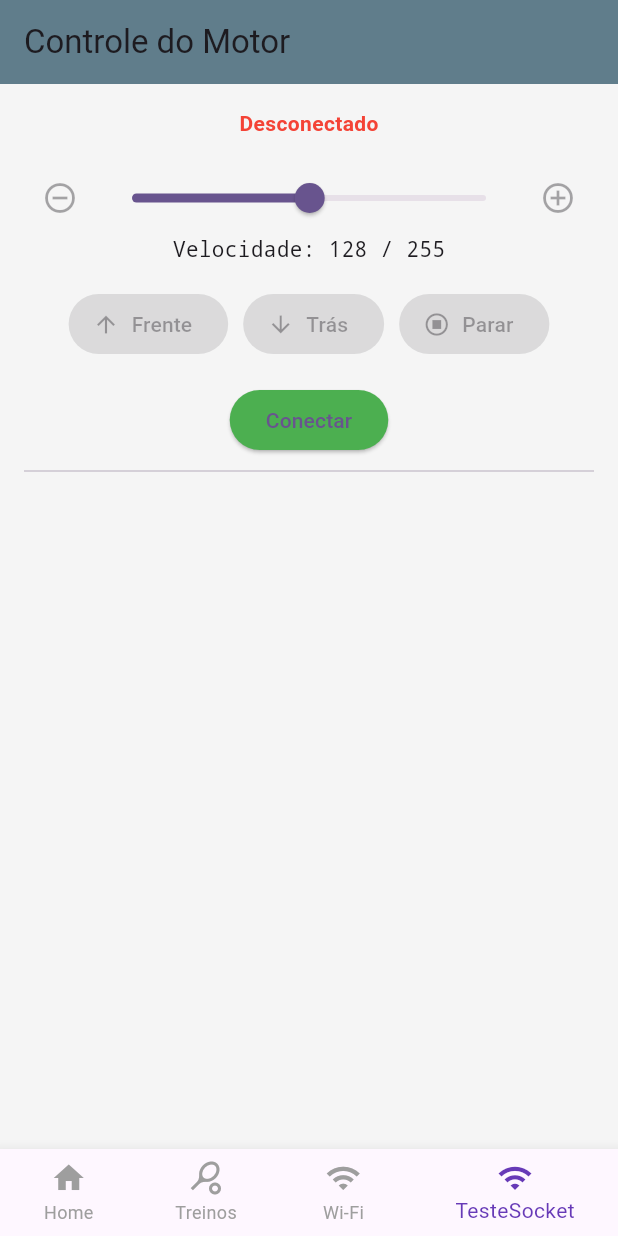
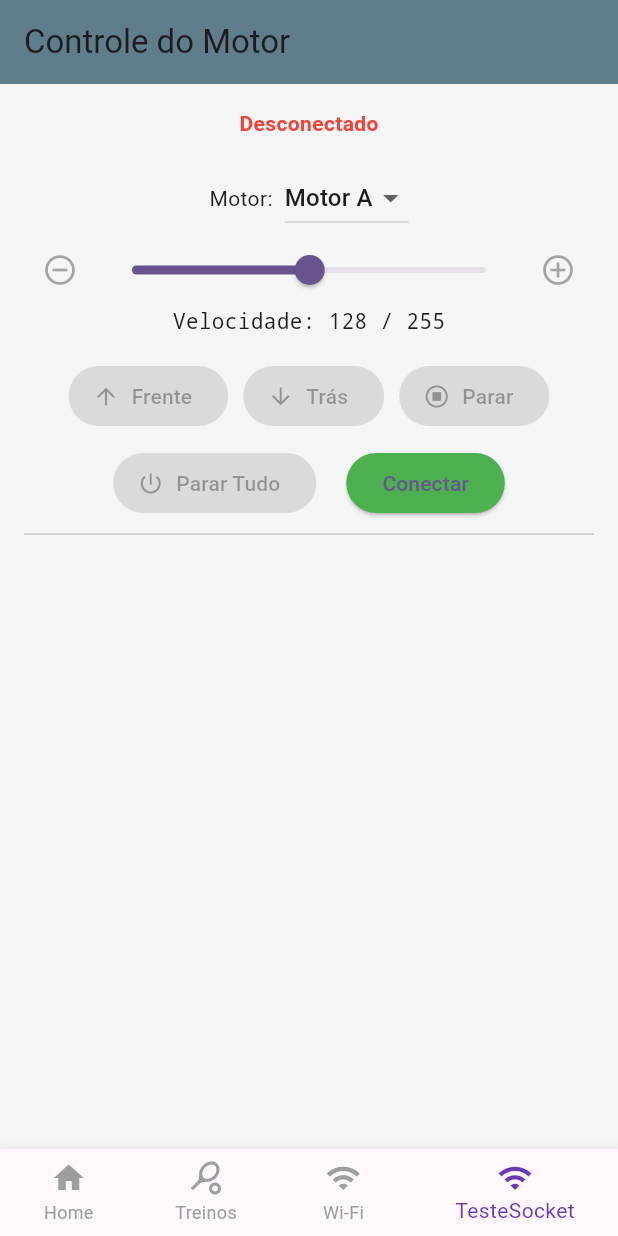
Before and after one commit to alfaGefersona/oi25cp, a Flutter app: the screen it shows after launch, item 4 of the bottom bar chosen, on a phone screen of 412 x 824 dp. Run offline on Flutter 3.47's test engine with Material 3 defaults, Android fonts, the phone set to English and light mode, and no system bars; our stand-ins replace permission_handler; missing offline and left inert: wifi_iot.

Commit message:
feat: adiciona selecao de motor feat: adiciona botao "Parar tudo"

```diff
--- a/lib/features/connection/presentation/pages/wifi_socket_page.dart
+++ b/lib/features/connection/presentation/pages/wifi_socket_page.dart
@@ -51,24 +51,22 @@ class _WifiSocketPageState extends State<WifiSocketPage> {
     }
   }
 
+  int _selectedMotor = 1; // motor padrão
+
   void _sendCommand(String direction) {
     if (_socket == null || !_connected) {
-      setState(() {
-        _log += 'Não conectado ao ESP32\n';
-      });
+      setState(() => _log += 'Não conectado ao ESP32\n');
       return;
     }
 
     final command = jsonEncode({
-      'motor': 1,
+      'motor': _selectedMotor, // número do motor
       'direction': direction,
       'speed': _speed.toInt(),
     });
 
     _socket!.write(command);
-    setState(() {
-      _log += 'Enviado: $command\n';
-    });
+    setState(() => _log += 'Enviado: $command\n');
   }
 
   void _disconnect() {
@@ -112,7 +110,25 @@ class _WifiSocketPageState extends State<WifiSocketPage> {
             ),
             const SizedBox(height: 16),
 
-            // Controle de velocidade
+            Row(
+              mainAxisAlignment: MainAxisAlignment.center,
+              children: [
+                const Text('Motor:'),
+                const SizedBox(width: 8),
+                DropdownButton<int>(
+                  value: _selectedMotor,
+                  items: const [
+                    DropdownMenuItem(value: 1, child: Text('Motor A')),
+                    DropdownMenuItem(value: 2, child: Text('Motor B')),
+                  ],
+                  onChanged: (value) {
+                    setState(() => _selectedMotor = value!);
+                  },
+                ),
+              ],
+            ),
+
+            // Controle de velocidade,
             Row(
               children: [
                 IconButton(
@@ -170,9 +186,14 @@ class _WifiSocketPageState extends State<WifiSocketPage> {
                   ),
                   label: const Text('Parar'),
                 ),
-              ],
+                ElevatedButton.icon(
+                  onPressed: _connected ? () => _sendCommand('stop_all') : null,
+                  icon: const Icon(Icons.power_settings_new),
+                  style: ElevatedButton.styleFrom(
+                    backgroundColor: Colors.black87,
                   ),
-
+                  label: const Text('Parar Tudo'),
+                ),
                 const SizedBox(height: 16),
                 ElevatedButton(
                   onPressed: _connected ? _disconnect : _connect,
@@ -182,6 +203,9 @@ class _WifiSocketPageState extends State<WifiSocketPage> {
                   ),
                   child: Text(_connected ? 'Desconectar' : 'Conectar'),
                 ),
+              ],
+            ),
+
             const Divider(height: 20),
 
             Expanded(
```
Lines whose indentation alone changed are shown as unchanged.
